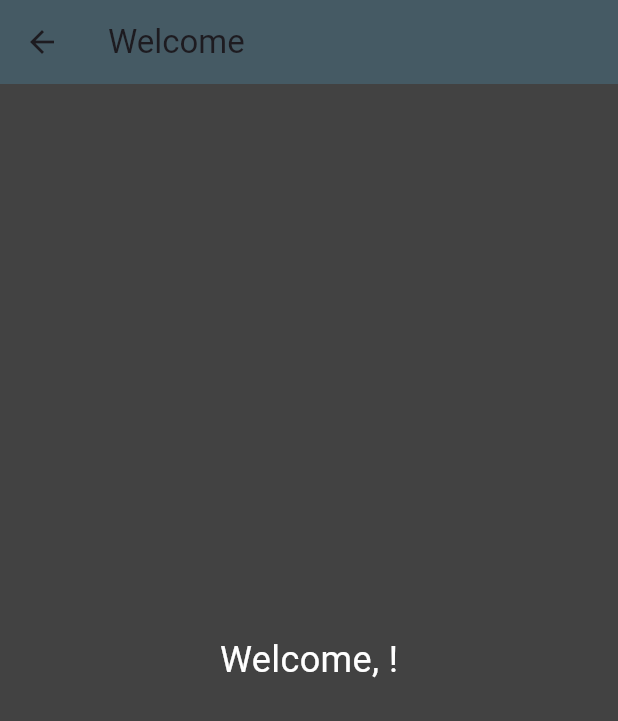
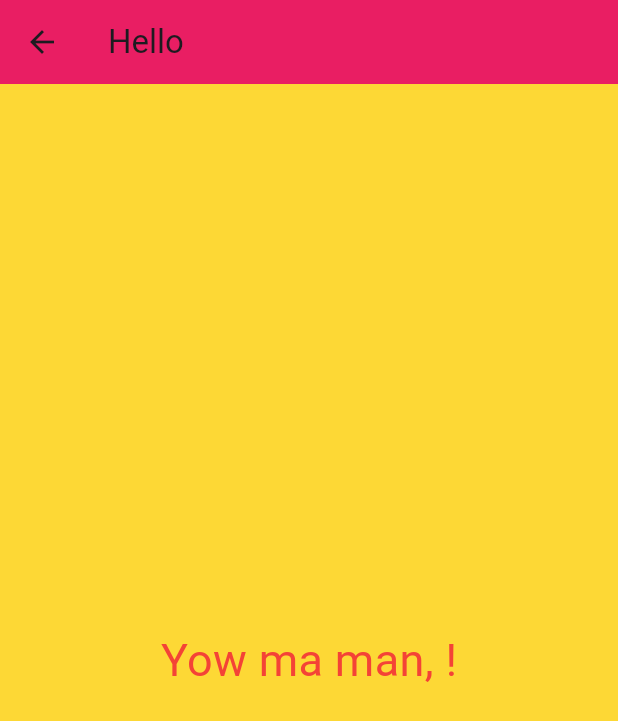
Before and after one commit to gelo0202/eduarte_02, a Flutter app: the screen it shows after launch, after a tap on "Login", on a phone screen of 412 x 824 dp. Shown: the top 721 px of the screen. Run offline on Flutter 3.47's test engine with Material 3 defaults, Android fonts, the phone set to English and light mode, and no system bars.

Commit message:
yow kupal

```diff
--- a/lib/second_page.dart
+++ b/lib/second_page.dart
@@ -22,16 +22,16 @@ class _SecondPageState extends State<SecondPage> {
   Widget build(BuildContext context) {
     return Scaffold(
       appBar: AppBar(
-        title: const Text('Welcome'),
-        backgroundColor: Colors.blueGrey[700],
+        title: const Text('Hello'),
+        backgroundColor: Colors.pink[500],
       ),
-      backgroundColor: Colors.grey[800],
+      backgroundColor: Colors.yellow[600],
       body: Center(
         child: Text(
-          'Welcome, ${widget.username}!',
+          'Yow ma man, ${widget.username}!',
           style: const TextStyle(
-            color: Colors.white,
-            fontSize: 24,
+            color: Colors.red,
+            fontSize: 30,
           ),
         ),
       ),
```
Also changed, not shown: pubspec.lock.
